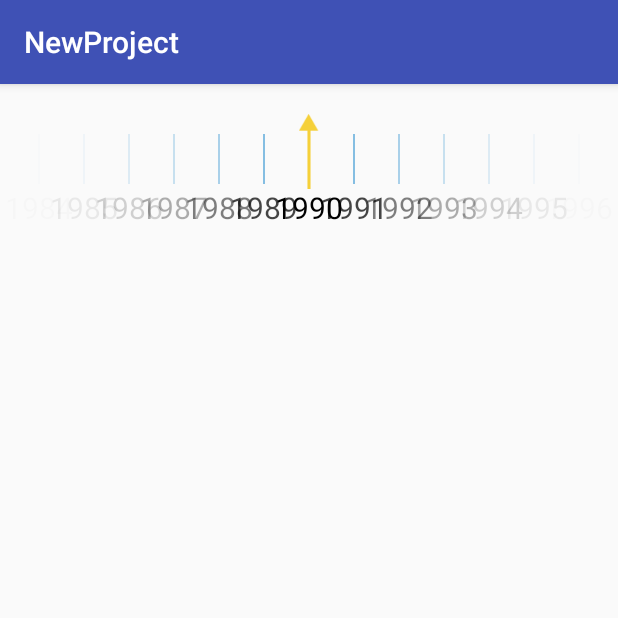
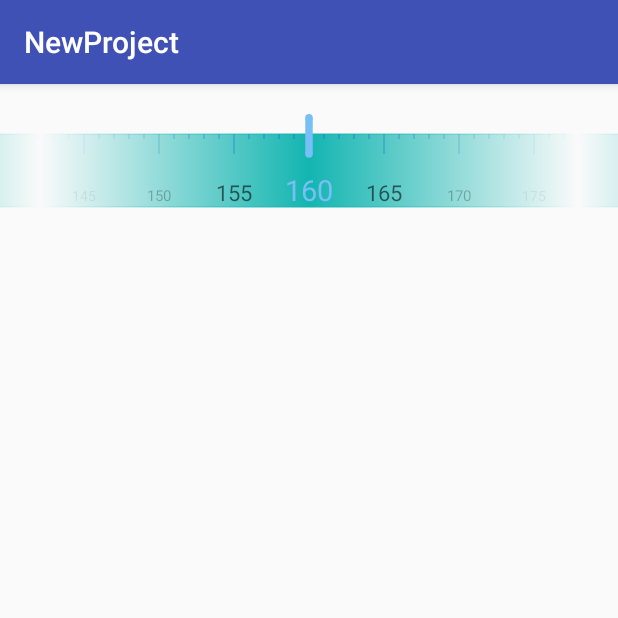
Before and after one commit to jinanzhuan/NewProject, an Android app: the RulerActivity screen opened directly, with no data from a screen before it, on a phone screen of 412 x 824 dp, the top half of it. Run offline under Robolectric (Android 15) with nearby library versions, the phone set to English and light mode, and no system bars; our stand-ins replace ButterKnife.

Commit message:
modify that can fit demand

```diff
--- a/app/src/main/java/com/test/newproject/activity/RulerActivity.java
+++ b/app/src/main/java/com/test/newproject/activity/RulerActivity.java
@@ -40,6 +40,6 @@ public class RulerActivity extends BaseActivity {
     public void initData() {
         super.initData();
         int i = Calendar.getInstance().get(Calendar.YEAR);
-        mRvYear.setValue(1990, 1900, i, 1);
+        mRvYear.setValue(160, 100, 220, 1);
     }
 }
--- a/app/src/main/java/com/test/newproject/view/RulerView.java
+++ b/app/src/main/java/com/test/newproject/view/RulerView.java
@@ -6,8 +6,10 @@ import android.graphics.Bitmap;
 import android.graphics.BitmapFactory;
 import android.graphics.Canvas;
 import android.graphics.Color;
+import android.graphics.LinearGradient;
 import android.graphics.Paint;
 import android.graphics.Rect;
+import android.graphics.Shader;
 import android.util.AttributeSet;
 import android.util.Log;
 import android.view.MotionEvent;
@@ -38,6 +40,7 @@ public class RulerView extends View {
     private float mLineMaxHeight = 420;   //  尺子刻度分为3中不同的高度。 mLineMaxHeight表示最长的那根(也就是 10的倍数时的高度)
     private float mLineMidHeight = 30;    //  mLineMidHeight  表示中间的高度(也就是 5  15 25 等时的高度)
     private float mLineMinHeight = 17;    //  mLineMinHeight  表示最短的那个高度(也就是 1 2 3 4 等时的高度)
+    private float mMiddlePointerWidth;    // 中间标尺的宽度
 
     private float mTextMarginTop = 10;    //o
     private float mTextSize =30;         //尺子刻度下方数字 textsize
@@ -63,6 +66,7 @@ public class RulerView extends View {
     private int mLineColor = Color.GRAY;   //刻度的颜色
     private int mTextColor=Color.BLACK;    //文字的颜色
     private int mPointerColor = Color.RED;    //中间标尺的颜色
+    private int mBackgroundColor = Color.WHITE;    //背景渐变色颜色
 
 
     public RulerView(Context context) {
@@ -91,7 +95,6 @@ public class RulerView extends View {
         this.mLineMinHeight = myfloat(40.0F);
         this.mTextHeight = myfloat(40.0F);
 
-
         final TypedArray typedArray = context.obtainStyledAttributes(attrs,
                 R.styleable.RulerView);
 
@@ -102,6 +105,7 @@ public class RulerView extends View {
         mLineMaxHeight = typedArray.getDimension(R.styleable.RulerView_lineMaxHeight, mLineMaxHeight);
         mLineMidHeight = typedArray.getDimension(R.styleable.RulerView_lineMidHeight, mLineMidHeight);
         mLineMinHeight = typedArray.getDimension(R.styleable.RulerView_lineMinHeight, mLineMinHeight);
+        mMiddlePointerWidth = typedArray.getDimension(R.styleable.RulerView_middlePointerWidth, 0);
         mLineColor = typedArray.getColor(R.styleable.RulerView_lineColor, mLineColor);
 
         mTextSize = typedArray.getDimension(R.styleable.RulerView_textSize,  mTextSize);
@@ -117,6 +121,7 @@ public class RulerView extends View {
         mPointerType = typedArray.getInteger(R.styleable.RulerView_pointerType, 0);
         mPointerTop = typedArray.getFloat(R.styleable.RulerView_pointerTop, 0);
         mPointerColor = typedArray.getColor(R.styleable.RulerView_pointerColor, mPointerColor);
+        mBackgroundColor = typedArray.getColor(R.styleable.RulerView_backgroundColor, mBackgroundColor);
 
 
 
@@ -188,7 +193,7 @@ public class RulerView extends View {
     @Override
     protected void onDraw(Canvas canvas) {
         super.onDraw(canvas);
-
+        drawTopAndBottomLine(canvas);
         float left, height;
         String value;
         int alpha = 0;
@@ -201,6 +206,7 @@ public class RulerView extends View {
                 continue;  //  先画默认值在正中间，左右各一半的view。  多余部分暂时不画(也就是从默认值在中间，画旁边左右的刻度线)
             }
 
+            if(mPerLineCount % 10 == 0) {
                 if (i % mPerLineCount == 0) {
                     height = mLineMaxHeight;
                 } else if (i % (mPerLineCount/2) == 0) {
@@ -208,17 +214,31 @@ public class RulerView extends View {
                 } else {
                     height = mLineMinHeight;
                 }
+            }else {
+                if (i % mPerLineCount == 0) {
+                    height = mLineMaxHeight;
+                } else {
+                    height = mLineMinHeight;
+                }
+            }
+
             if (mAlphaEnable) {
                 scale = 1 - Math.abs(left - srcPointX) / srcPointX;
                 alpha = (int) (255 * scale * scale);
 
                 mLinePaint.setAlpha(alpha);
+                if(scale < 0.5) {
+                    scale = 0.5f;
                 }
-            if(mPointerType == 0) {
-                canvas.drawLine(left, 0, left, height, mLinePaint);
-            }else if(mPointerType == 1) {
+                mTextPaint.setTextSize(mTextSize*scale);
+                if(scale == 1) {
+                    mTextPaint.setColor(getResources().getColor(R.color.blue));
+                }else {
+                    mTextPaint.setColor(mTextColor);
+                }
+            }
+
             canvas.drawLine(left, 20, left, height + 10, mLinePaint);
-            }
 
 
             if (i % mPerLineCount == 0) {
@@ -235,6 +255,31 @@ public class RulerView extends View {
         drawMiddleLine(canvas);
     }
 
+    /**
+     * 绘制顶部和底部的线条
+     * @param canvas
+     */
+    private void drawTopAndBottomLine(Canvas canvas) {
+        // 画笔
+        Paint paint = new Paint();
+        // 抗锯齿
+        paint.setAntiAlias(true);
+        // 设定是否使用图像抖动处理，会使绘制出来的图片颜色更加平滑和饱满，图像更加清晰
+        paint.setDither(true);
+        paint.setColor(Color.GRAY);
+        LinearGradient backGradient = new LinearGradient(40, (mHeight -20)/2, mWidth-40, (mHeight -20)/2, new int[]{Color.TRANSPARENT, mBackgroundColor ,Color.TRANSPARENT}, null, Shader.TileMode.MIRROR);
+        paint.setShader(backGradient);
+
+        canvas.drawRect(0, 20, mWidth, mHeight - 20, paint);
+
+        canvas.drawLine(0, 20, mWidth, 20, paint);
+        canvas.drawLine(0, mHeight - 20, mWidth, mHeight - 20, paint);
+    }
+
+    /**
+     * 绘制中间标尺
+     * @param canvas
+     */
     private void drawMiddleLine(Canvas canvas) {
         // 画笔
         Paint paint = new Paint();
@@ -242,11 +287,13 @@ public class RulerView extends View {
         paint.setAntiAlias(true);
         // 设定是否使用图像抖动处理，会使绘制出来的图片颜色更加平滑和饱满，图像更加清晰
         paint.setDither(true);
-        paint.setStrokeWidth(mLineWidth);
+        paint.setStrokeWidth(mMiddlePointerWidth);
         paint.setColor(mPointerColor);
 
         if(mPointerType == 0) {
-            canvas.drawLine(mWidth/2, 0, mWidth/2, mLineMaxHeight + 10, paint);
+            canvas.drawLine(mWidth/2, mMiddlePointerWidth/2, mWidth/2, mLineMaxHeight + 10, paint);
+            canvas.drawCircle(mWidth/2, mMiddlePointerWidth/2, mMiddlePointerWidth/2, paint);
+            canvas.drawCircle(mWidth/2, mLineMaxHeight + 10, mMiddlePointerWidth/2, paint);
         }else if(mPointerType == 1) {
             Bitmap bitmap = BitmapFactory.decodeResource(getResources(), mMiddlePointer);
             Rect scanRect = new Rect(mWidth/2-10, 0, mWidth/2+10, (int) (mLineMaxHeight+15));
--- /dev/null
+++ b/app/src/main/res/drawable/bg_rv.xml
@@ -0,0 +1,6 @@
+<?xml version="1.0" encoding="utf-8"?>
+<shape xmlns:android="http://schemas.android.com/apk/res/android">
+
+    <gradient android:startColor="#66ffffff" android:centerColor="#969696" android:endColor="#66ffffff"/>
+
+</shape>
--- a/app/src/main/res/layout/activity_ruler.xml
+++ b/app/src/main/res/layout/activity_ruler.xml
@@ -8,17 +8,22 @@
     <com.test.newproject.view.RulerView
         android:id="@+id/rv_year"
         android:layout_width="match_parent"
-        android:layout_height="100dp"
+        android:layout_height="75dp"
         android:layout_marginTop="20dp"
         app:alphaEnable="true"
         app:lineColor="@color/blue_dark"
-        app:lineMaxHeight="40dp"
-        app:lineMidHeight="30dp"
-        app:lineMinHeight="20dp"
-        app:lineSpaceWidth="30dp"
+        app:lineMaxHeight="20dp"
+        app:lineMidHeight="15dp"
+        app:lineMinHeight="10dp"
+        app:lineSpaceWidth="10dp"
         app:lineWidth="1dip"
-        app:pointerType="pointer"
+        app:pointerType="line"
+        app:middlePointerWidth="5dp"
+        app:pointerColor="@color/blue"
         app:textColor="@color/black"
-        app:perLineCount="1"/>
+        app:backgroundColor="@color/blue_light"
+        app:textMarginTop="16dp"
+        app:textSize="19sp"
+        app:perLineCount="5"/>
 
 </LinearLayout>
--- a/app/src/main/res/values/attrs.xml
+++ b/app/src/main/res/values/attrs.xml
@@ -55,6 +55,7 @@
         <attr name="lineMinHeight" format="dimension" />
         <attr name="textMarginTop" format="dimension" />
         <attr name="alphaEnable" format="boolean" />
+        <attr name="backgroundColor" format="color"/>
         <attr name="minValue" format="float"/>
         <attr name="maxValue" format="float"/>
         <attr name="selectorValue" format="float"/>
@@ -66,6 +67,7 @@
         </attr>
         <!--当type=1时-->
         <attr name="middlePointer" format="reference"/>
+        <attr name="middlePointerWidth" format="dimension"/>
         <attr name="pointerTop" format="float"/>
         <!--当type=0时-->
         <attr name="pointerColor" format="color"/>
```
Lines whose indentation alone changed are shown as unchanged.
